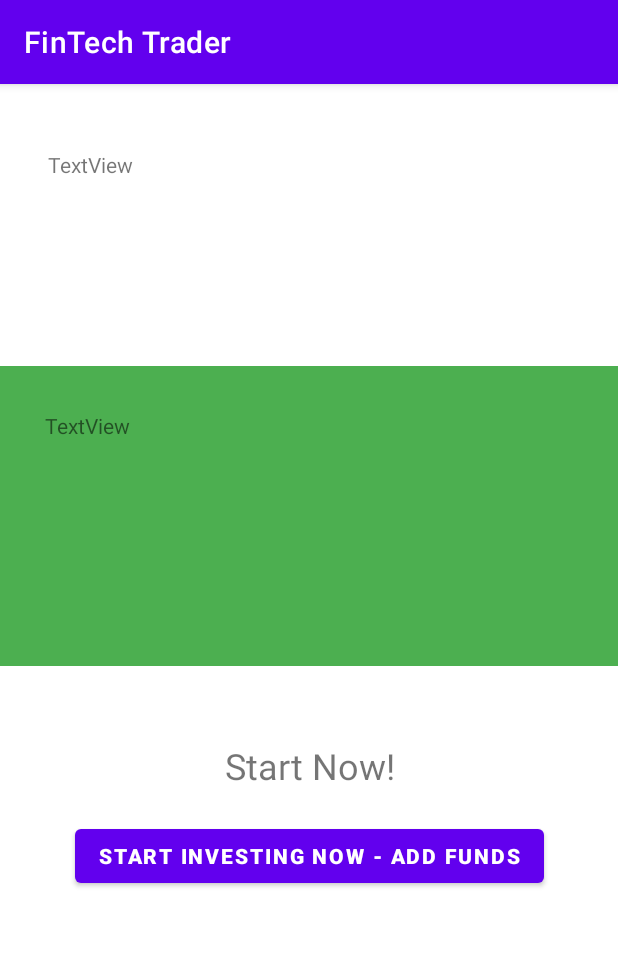
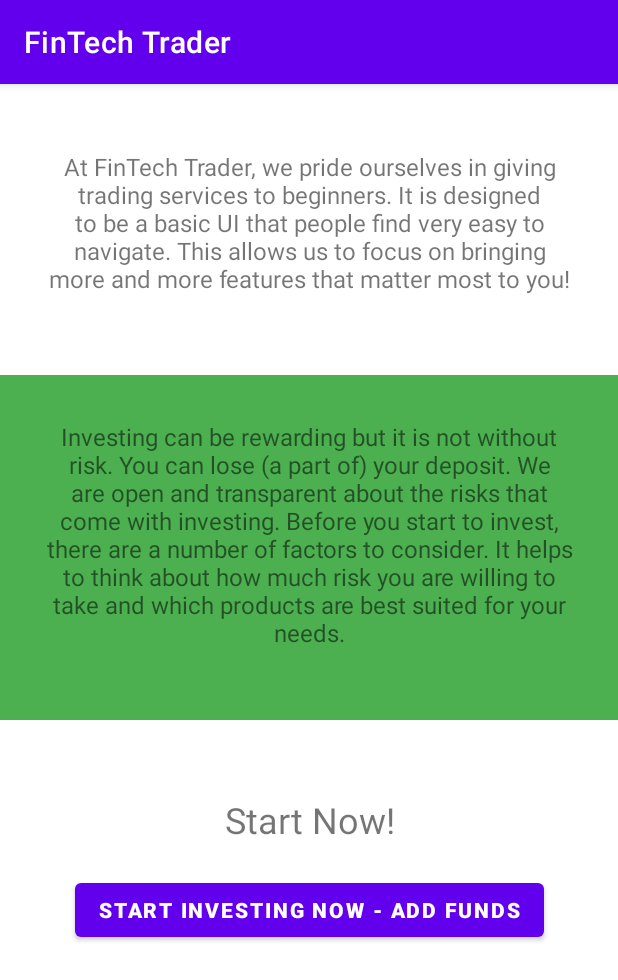
Before and after one commit to CianHerlo/group-project-y3, an Android app: the fragment HomeFragment shown on its own in the app's theme, on a phone screen of 412 x 824 dp. Shown: the top 980 px of the screen. Run offline under Robolectric (Android 15) with nearby library versions, the phone set to English and light mode, and no system bars.

Commit message:
Just setting text on home fragment so home fragment seems less bare. Filler Content

```diff
--- a/app/src/main/java/com/example/group_project/ui/home/HomeFragment.java
+++ b/app/src/main/java/com/example/group_project/ui/home/HomeFragment.java
@@ -6,6 +6,7 @@ import android.view.LayoutInflater;
 import android.view.View;
 import android.view.ViewGroup;
 import android.widget.Button;
+import android.widget.TextView;
 
 import androidx.annotation.NonNull;
 import androidx.fragment.app.Fragment;
@@ -18,20 +19,28 @@ public class HomeFragment extends Fragment {
 
     private FragmentHomeBinding binding;
     private Button addFundsBTN;
+    TextView homeText1, homeText2;
 
     public View onCreateView(@NonNull LayoutInflater inflater, ViewGroup container, Bundle savedInstanceState) {
 
         binding = FragmentHomeBinding.inflate(inflater, container, false);
-        View root = binding.getRoot();
+        View view = inflater.inflate(R.layout.fragment_home, container, false);
 
-        addFundsBTN = root.findViewById(R.id.addFundsBTN);
-        addFundsBTN.setOnClickListener(view -> {
-            Intent intent = new Intent(view.getContext(), Payment.class);
-            view.getContext().startActivity(intent);
+        addFundsBTN = view.findViewById(R.id.addFundsBTN);
+        homeText1 = view.findViewById(R.id.homeText1);
+        homeText2 = view.findViewById(R.id.homeText2);
+
+        homeText1.setText("At FinTech Trader, we pride ourselves in giving trading services to beginners. It is designed to be a basic UI that people find very easy to navigate. This allows us to focus on bringing more and more features that matter most to you!");
+        homeText2.setText("Investing can be rewarding but it is not without risk. You can lose (a part of) your deposit. We are open and transparent about the risks that come with investing. Before you start to invest, there are a number of factors to consider. It helps to think about how much risk you are willing to take and which products are best suited for your needs.");
+
+
+        addFundsBTN.setOnClickListener(v -> {
+            Intent intent = new Intent(v.getContext(), Payment.class);
+            v.getContext().startActivity(intent);
         });
 
 
-        return root;
+        return view;
     }
 
     @Override
--- a/app/src/main/res/layout/fragment_home.xml
+++ b/app/src/main/res/layout/fragment_home.xml
@@ -18,11 +18,13 @@
             <TextView
                 android:id="@+id/homeText1"
                 android:layout_width="0dp"
-                android:layout_height="94dp"
+                android:layout_height="100dp"
                 android:layout_marginStart="32dp"
                 android:layout_marginTop="44dp"
                 android:layout_marginEnd="32dp"
                 android:text="TextView"
+                android:textAlignment="center"
+                android:textSize="16sp"
                 app:layout_constraintEnd_toEndOf="parent"
                 app:layout_constraintHorizontal_bias="0.5"
                 app:layout_constraintStart_toStartOf="parent"
@@ -31,11 +33,13 @@
             <TextView
                 android:id="@+id/homeText2"
                 android:layout_width="0dp"
-                android:layout_height="200dp"
+                android:layout_height="230dp"
                 android:layout_marginTop="50dp"
                 android:background="#4CAF50"
                 android:padding="30dp"
                 android:text="TextView"
+                android:textAlignment="center"
+                android:textSize="16sp"
                 app:layout_constraintEnd_toEndOf="parent"
                 app:layout_constraintHorizontal_bias="0.5"
                 app:layout_constraintStart_toStartOf="parent"
```
